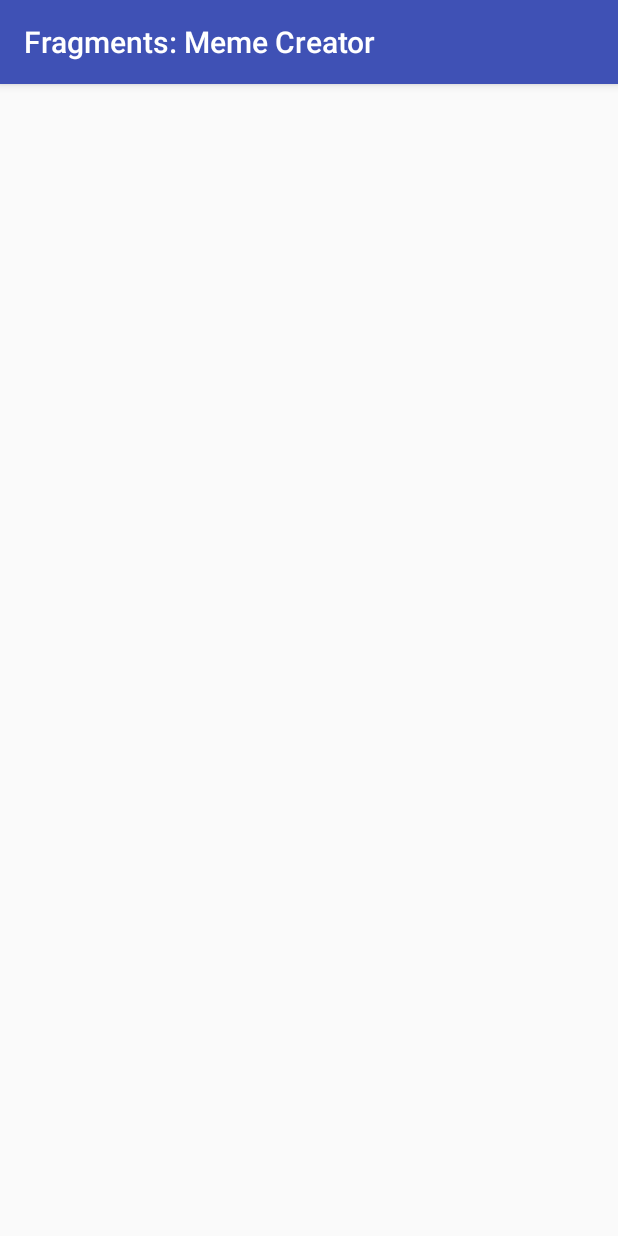
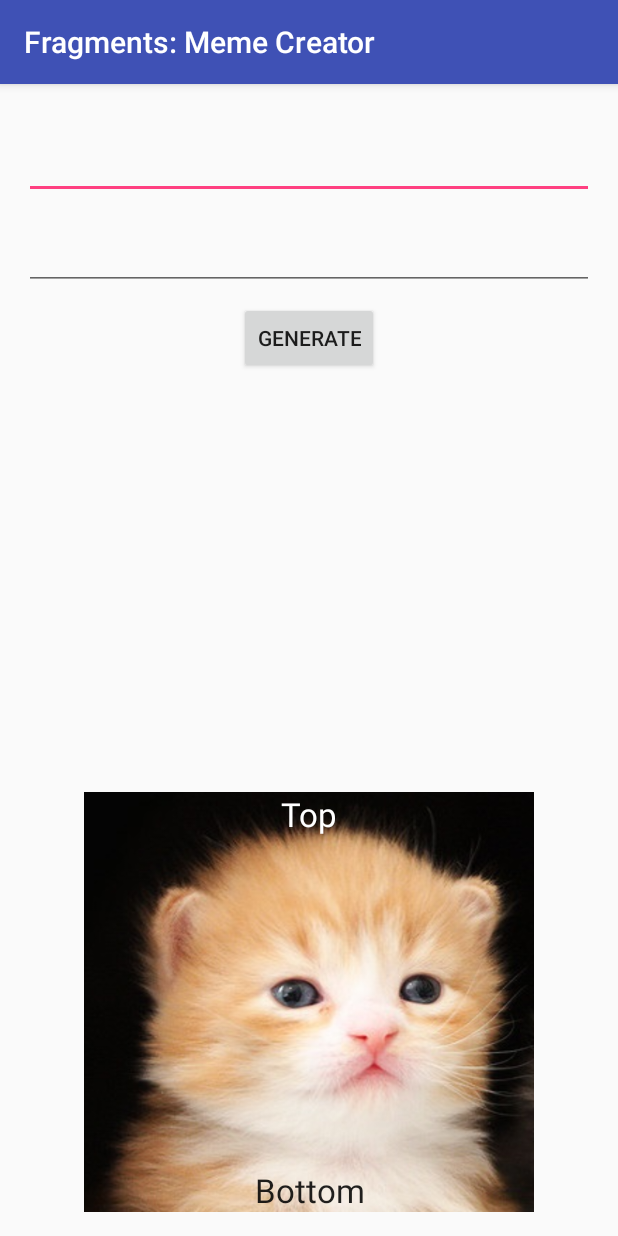
Before and after one commit to nishant57/Android_MemeCreator, an Android app: the screen it shows after launch (MainActivity), on a phone screen of 412 x 824 dp. Run offline under Robolectric (Android 15) with nearby library versions, the phone set to English and light mode, and no system bars.

Commit message:
Working meme generator

```diff
--- a/app/src/main/java/com/example/nishant/fragments/MainActivity.java
+++ b/app/src/main/java/com/example/nishant/fragments/MainActivity.java
@@ -3,11 +3,18 @@ package com.example.nishant.fragments;
 import android.support.v7.app.AppCompatActivity;
 import android.os.Bundle;
 
-public class MainActivity extends AppCompatActivity {
+public class MainActivity extends AppCompatActivity implements TopSectionFragment.TopSectionListener{
 
     @Override
     protected void onCreate(Bundle savedInstanceState) {
         super.onCreate(savedInstanceState);
         setContentView(R.layout.activity_main);
     }
+
+    //This gets called by the top fragment when the user clicks button.
+    @Override
+    public void createMeme(String top, String bottom) {
+      bottom_picture_fragment bottomFragment = (bottom_picture_fragment) getSupportFragmentManager().findFragmentById(R.id.fragment2);
+      bottomFragment.setMemeText(top, bottom);
+    }
 }
--- a/app/src/main/java/com/example/nishant/fragments/TopSectionFragment.java
+++ b/app/src/main/java/com/example/nishant/fragments/TopSectionFragment.java
@@ -10,6 +10,7 @@ import android.view.View;
 import android.view.ViewGroup;
 import android.widget.Button;
 import android.widget.EditText;
+//import android.app.Fragment;
 
 /**
  * Created by Nishant on 26/01/2016.
@@ -44,12 +45,18 @@ public class TopSectionFragment extends Fragment {
         bottomTextInput = (EditText) view.findViewById(R.id.editText_BottomTextInput);
         final Button button = (Button) view.findViewById(R.id.button_meme);
 
-        buttonClicked(view);
+        button.setOnClickListener(
+                new View.OnClickListener(){
+                    public void onClick(View v){
+                        buttonClicked(v);
+                    }
+                }
+        );
 
         return view;
     }
 //test
-    public void butonClicked(View view){
+    public void buttonClicked(View view){
         activityCommander.createMeme(topTextInput.getText().toString(), bottomTextInput.getText().toString());
     }
 }
--- a/app/src/main/java/com/example/nishant/fragments/bottom_picture_fragment.java
+++ b/app/src/main/java/com/example/nishant/fragments/bottom_picture_fragment.java
@@ -1,24 +1,34 @@
 package com.example.nishant.fragments;
 
-import android.app.Fragment;
+//import android.app.Fragment;
+import android.support.v4.app.Fragment;
 import android.os.Bundle;
 import android.support.annotation.Nullable;
 import android.view.LayoutInflater;
 import android.view.View;
 import android.view.ViewGroup;
-
-import java.util.zip.Inflater;
+import android.widget.TextView;
 
 /**
  * Created by Nishant on 26/01/2016.
  */
 public class bottom_picture_fragment extends Fragment {
 
-    @Nullable
+    private static TextView topMemeText;
+    private static TextView bottomMemeText;
+
+
     @Override
-    public View onCreateView(LayoutInflater inflater, ViewGroup container, Bundle savedInstanceState) {
-        View view = Inflater.inflate(R.layout.bottom_picture_fragment,container,false);
+    public View onCreateView(LayoutInflater inflater, @Nullable ViewGroup container, @Nullable Bundle savedInstanceState) {
+        View view = inflater.inflate(R.layout.bottom_picture_fragment, container, false);
+        topMemeText = (TextView) view.findViewById(R.id.textView_top);
+        bottomMemeText = (TextView) view.findViewById(R.id.textView_bottom);
         return view;
     }
+
+    public void setMemeText(String top, String bottom){
+        topMemeText.setText(top);
+        bottomMemeText.setText(bottom);
+    }
+
 }
-}
--- a/app/src/main/res/layout/activity_main.xml
+++ b/app/src/main/res/layout/activity_main.xml
@@ -17,7 +17,7 @@
 
     <fragment
         android:layout_width="300dp"
-        android:layout_height="300dp"
+        android:layout_height="280dp"
         android:name="com.example.nishant.fragments.bottom_picture_fragment"
         android:id="@+id/fragment2"
         android:layout_alignParentBottom="true"
--- a/app/src/main/res/layout/bottom_picture_fragment.xml
+++ b/app/src/main/res/layout/bottom_picture_fragment.xml
@@ -20,8 +20,8 @@
         android:textAppearance="?android:attr/textAppearanceLarge"
         android:text="@string/Bottom_text"
         android:id="@+id/textView_bottom"
-        android:textColor="@color/abc_background_cache_hint_selector_material_dark"
+        android:gravity="center_horizontal"
         android:layout_alignParentBottom="true"
-        android:layout_centerHorizontal="true"
-        android:gravity="center_horizontal" />
+        android:layout_alignParentLeft="true"
+        android:layout_alignParentStart="true" />
 </RelativeLayout>
```
